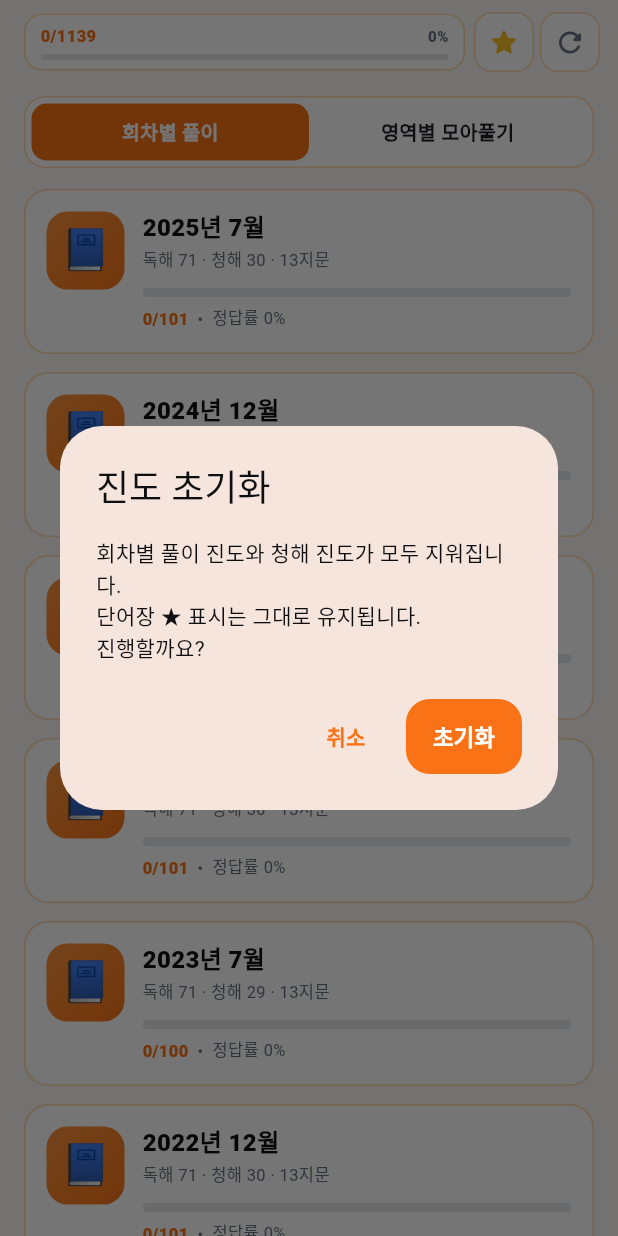
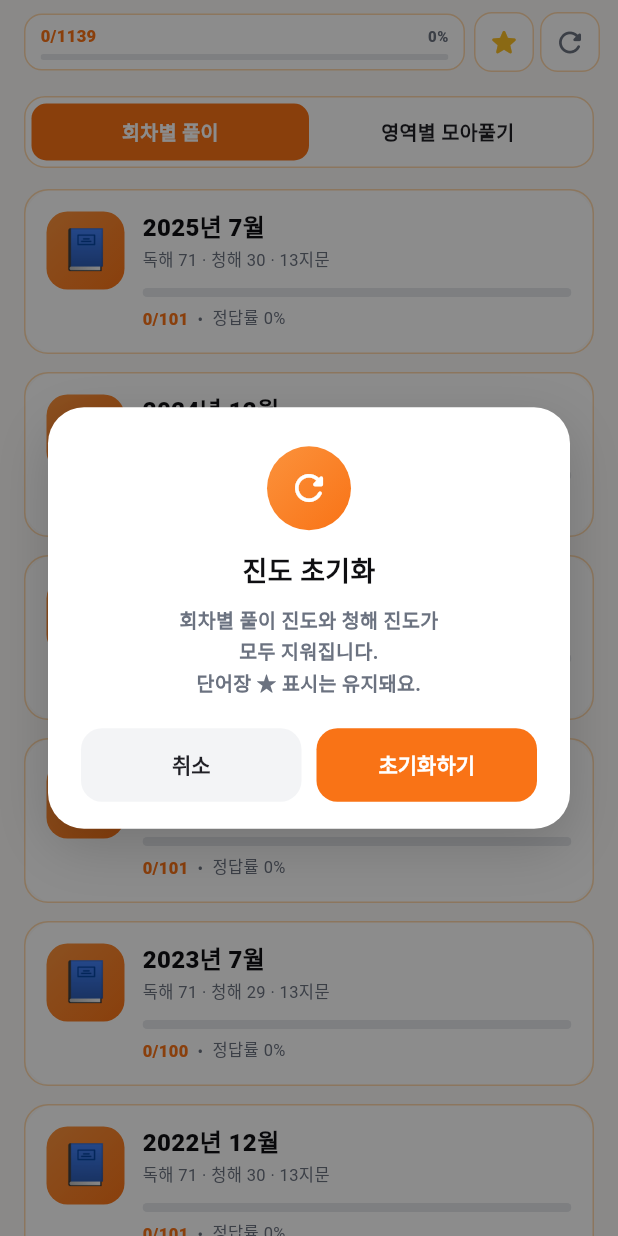
Before and after one commit to CobyApp/jlpt-n2-app, a Flutter app: the screen it shows after launch, after a tap on the "refresh" icon, on a phone screen of 412 x 824 dp. Run offline on Flutter 3.47's test engine with Material 3 defaults, Android fonts, the phone set to English and light mode, and no system bars; our stand-ins replace go_router, just_audio, shared_preferences.

Commit message:
feat: 진도 초기화 커스텀 팝업 + 아이콘 폰트·기울임 통일
UI:
- 진도 초기화 다이얼로그를 스톡 AlertDialog → 커스텀 Dialog 로 교체
  · 둥근 카드(24) + 부드러운 그림자
  · 상단 브랜드 그라데이션 원형 아이콘
  · 회색 「취소」 + 포인트 컬러 「초기화하기」 버튼

아이콘:
- 배경 컴포지션(그라데이션·스트릭·반짝이·노란 별) 유지
- 텍스트: SFCompactRounded(둥근) + stroke 22 굵게 보강
- 'N2' 텍스트 블록 전체를 -8° 회전 (각 글자는 직립 유지)
- N1·N2 두 앱이 동일한 폰트·각도·두께·드롭 섀도우 사용 (브랜드 색만 차이)

Co-Authored-By: Claude Opus 4.7 (1M context) <noreply@anthropic.com>

```diff
--- a/lib/views/home_page.dart
+++ b/lib/views/home_page.dart
@@ -335,18 +335,90 @@ class _HomePageState extends State<HomePage> with SingleTickerProviderStateMixin
   Future<void> _confirmReset() async {
     final ok = await showDialog<bool>(
       context: context,
-      builder: (ctx) => AlertDialog(
-        title: const Text('진도 초기화'),
-        content: const Text(
-            '회차별 풀이 진도와 청해 진도가 모두 지워집니다.\n단어장 ★ 표시는 그대로 유지됩니다.\n진행할까요?'),
-        actions: [
-          TextButton(
-              onPressed: () => Navigator.of(ctx).pop(false),
-              child: const Text('취소')),
-          FilledButton(
-              onPressed: () => Navigator.of(ctx).pop(true),
-              child: const Text('초기화')),
-        ],
+      barrierColor: Colors.black.withValues(alpha: 0.45),
+      builder: (ctx) => Dialog(
+        backgroundColor: Colors.transparent,
+        insetPadding: const EdgeInsets.symmetric(horizontal: 32),
+        child: Container(
+          decoration: BoxDecoration(
+            color: cardBg,
+            borderRadius: BorderRadius.circular(24),
+            boxShadow: const [
+              BoxShadow(
+                  color: Color(0x29000000),
+                  blurRadius: 30,
+                  offset: Offset(0, 12)),
+            ],
+          ),
+          padding: const EdgeInsets.fromLTRB(22, 26, 22, 18),
+          child: Column(
+            mainAxisSize: MainAxisSize.min,
+            children: [
+              Container(
+                width: 56,
+                height: 56,
+                decoration: const BoxDecoration(
+                  gradient: brandGradient,
+                  shape: BoxShape.circle,
+                ),
+                child: const Icon(Icons.refresh_rounded,
+                    color: Colors.white, size: 28),
+              ),
+              const SizedBox(height: 14),
+              const Text('진도 초기화',
+                  style: TextStyle(
+                      fontSize: 18,
+                      fontWeight: FontWeight.w900,
+                      color: ink)),
+              const SizedBox(height: 8),
+              const Text(
+                '회차별 풀이 진도와 청해 진도가\n모두 지워집니다.\n단어장 ★ 표시는 유지돼요.',
+                textAlign: TextAlign.center,
+                style: TextStyle(
+                    fontSize: 13,
+                    height: 1.55,
+                    color: textMuted,
+                    fontWeight: FontWeight.w600),
+              ),
+              const SizedBox(height: 20),
+              Row(
+                children: [
+                  Expanded(
+                    child: TextButton(
+                      onPressed: () => Navigator.of(ctx).pop(false),
+                      style: TextButton.styleFrom(
+                        foregroundColor: ink2,
+                        backgroundColor: const Color(0xFFF3F4F6),
+                        padding: const EdgeInsets.symmetric(vertical: 14),
+                        shape: RoundedRectangleBorder(
+                            borderRadius: BorderRadius.circular(14)),
+                        textStyle: const TextStyle(
+                            fontWeight: FontWeight.w800, fontSize: 14),
+                      ),
+                      child: const Text('취소'),
+                    ),
+                  ),
+                  const SizedBox(width: 10),
+                  Expanded(
+                    child: FilledButton(
+                      onPressed: () => Navigator.of(ctx).pop(true),
+                      style: FilledButton.styleFrom(
+                        backgroundColor: brandPrimary,
+                        foregroundColor: Colors.white,
+                        padding: const EdgeInsets.symmetric(vertical: 14),
+                        shape: RoundedRectangleBorder(
+                            borderRadius: BorderRadius.circular(14)),
+                        textStyle: const TextStyle(
+                            fontWeight: FontWeight.w900, fontSize: 14),
+                      ),
+                      child: const Text('초기화하기'),
+                    ),
+                  ),
+                ],
+              ),
+            ],
+          ),
+        ),
       ),
     );
     if (ok == true) await Store.instance.clearAllProgress();
```
Also changed, not shown: assets/icon/icon.png, assets/icon/icon_fg.png, 31 other files.
